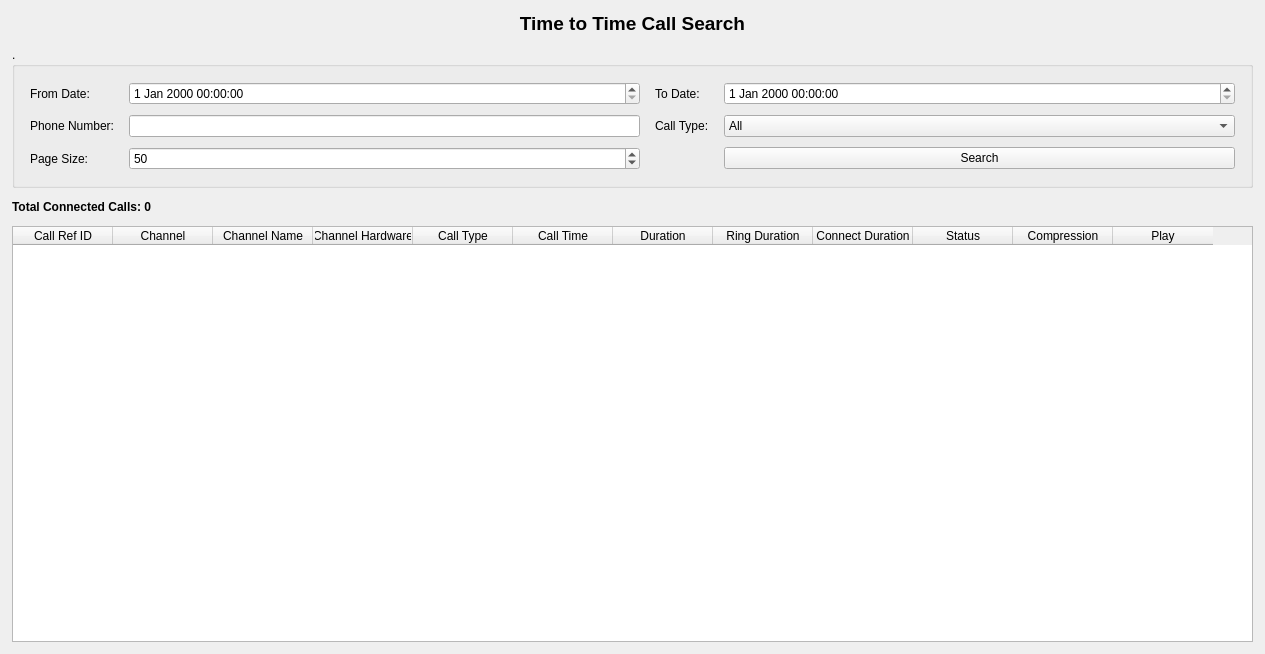
Before: the Qt Designer form timetimecalls.ui in sanjayvanan/Xtend-Voice_Logger, drawn with Qt 5.
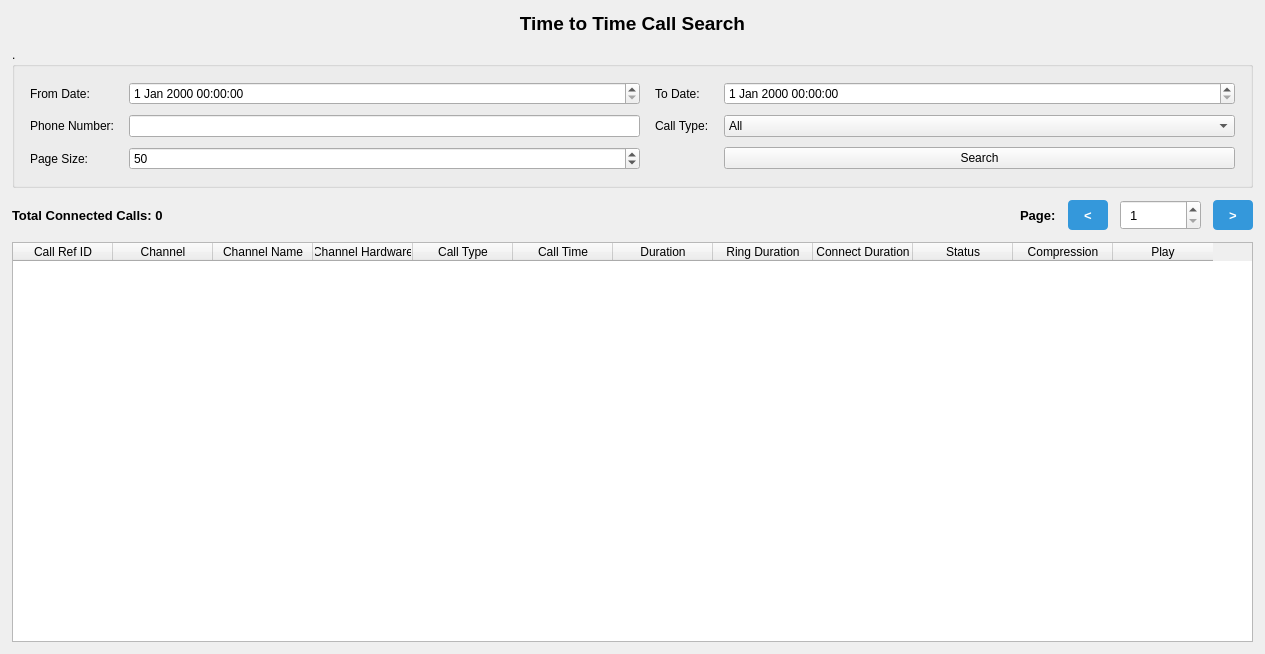
After: the same form once the commit is applied.

Diff of the .ui file:
```diff
--- a/timetimecalls.ui
+++ b/timetimecalls.ui
@@ -189,16 +189,127 @@
     </widget>
    </item>
    <item>
-    <widget class="QLabel" name="labelTotalCalls">
-     <property name="font">
-      <font>
-       <bold>true</bold>
-      </font>
-     </property>
-     <property name="text">
-      <string>Total Connected Calls: 0</string>
-     </property>
-    </widget>
+    <layout class="QHBoxLayout" name="paginationLayout">
+     <item>
+      <widget class="QLabel" name="labelTotalCalls">
+       <property name="font">
+        <font>
+         <pointsize>10</pointsize>
+         <bold>true</bold>
+        </font>
+       </property>
+       <property name="text">
+        <string>Total Connected Calls: 0</string>
+       </property>
+      </widget>
+     </item>
+     <item>
+      <spacer name="horizontalSpacer">
+       <property name="orientation">
+        <enum>Qt::Horizontal</enum>
+       </property>
+       <property name="sizeHint" stdset="0">
+        <size>
+         <width>40</width>
+         <height>20</height>
+        </size>
+       </property>
+      </spacer>
+     </item>
+     <item>
+      <widget class="QLabel" name="labelPage">
+       <property name="font">
+        <font>
+         <pointsize>10</pointsize>
+         <bold>true</bold>
+        </font>
+       </property>
+       <property name="text">
+        <string>Page:</string>
+       </property>
+      </widget>
+     </item>
+     <item>
+      <widget class="QPushButton" name="btnPrevPage">
+       <property name="minimumSize">
+        <size>
+         <width>40</width>
+         <height>30</height>
+        </size>
+       </property>
+       <property name="maximumSize">
+        <size>
+         <width>40</width>
+         <height>30</height>
+        </size>
+       </property>
+       <property name="font">
+        <font>
+         <pointsize>10</pointsize>
+         <bold>true</bold>
+        </font>
+       </property>
+       <property name="styleSheet">
+        <string notr="true">background-color: #3498db; color: white; border-radius: 4px;</string>
+       </property>
+       <property name="text">
+        <string>&lt;</string>
+       </property>
+      </widget>
+     </item>
+     <item>
+      <widget class="QSpinBox" name="currentPage">
+       <property name="minimumSize">
+        <size>
+         <width>70</width>
+         <height>30</height>
+        </size>
+       </property>
+       <property name="font">
+        <font>
+         <pointsize>10</pointsize>
+        </font>
+       </property>
+       <property name="styleSheet">
+        <string notr="true">padding: 2px 5px;</string>
+       </property>
+       <property name="minimum">
+        <number>1</number>
+       </property>
+       <property name="maximum">
+        <number>999999</number>
+       </property>
+      </widget>
+     </item>
+     <item>
+      <widget class="QPushButton" name="btnNextPage">
+       <property name="minimumSize">
+        <size>
+         <width>40</width>
+         <height>30</height>
+        </size>
+       </property>
+       <property name="maximumSize">
+        <size>
+         <width>40</width>
+         <height>30</height>
+        </size>
+       </property>
+       <property name="font">
+        <font>
+         <pointsize>10</pointsize>
+         <bold>true</bold>
+        </font>
+       </property>
+       <property name="styleSheet">
+        <string notr="true">background-color: #3498db; color: white; border-radius: 4px;</string>
+       </property>
+       <property name="text">
+        <string>&gt;</string>
+       </property>
+      </widget>
+     </item>
+    </layout>
    </item>
    <item>
     <widget class="QTableWidget" name="tableWidget">
```
